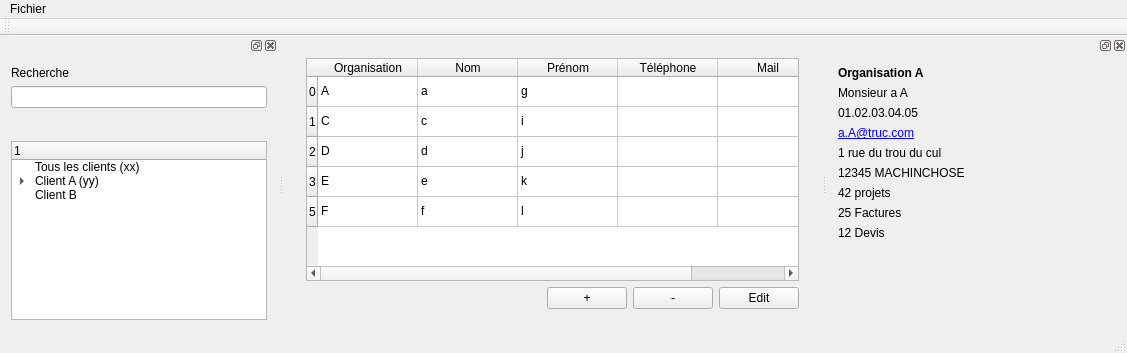
Qt form src/mainwindow.ui (FACT-Team/FactDev) before a commit.
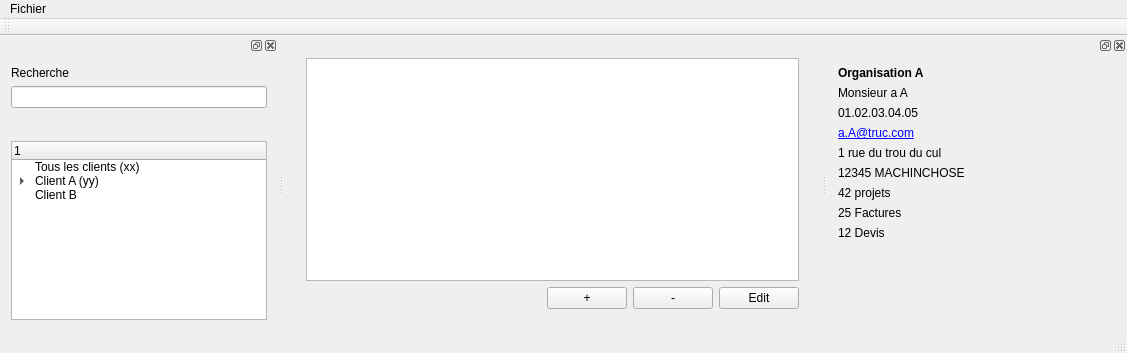
The same form after that commit.

Commit message: Printing of customers in the table of customers

```diff
--- a/src/mainwindow.ui
+++ b/src/mainwindow.ui
@@ -7,7 +7,7 @@
     <x>0</x>
     <y>0</y>
     <width>1127</width>
-    <height>351</height>
+    <height>353</height>
    </rect>
   </property>
   <property name="windowTitle">
@@ -23,167 +23,25 @@
       <widget class="QWidget" name="page">
        <layout class="QGridLayout" name="gridLayout_3">
         <item row="1" column="0">
-         <widget class="QTableWidget" name="tableWidget">
-          <property name="selectionMode">
-           <enum>QAbstractItemView::SingleSelection</enum>
-          </property>
-          <property name="selectionBehavior">
-           <enum>QAbstractItemView::SelectRows</enum>
-          </property>
-          <row>
-           <property name="text">
-            <string>0</string>
-           </property>
-          </row>
-          <row>
-           <property name="text">
-            <string>1</string>
-           </property>
-          </row>
-          <row>
-           <property name="text">
-            <string>2</string>
-           </property>
-          </row>
-          <row>
-           <property name="text">
-            <string>3</string>
-           </property>
-          </row>
-          <row>
-           <property name="text">
-            <string>5</string>
-           </property>
-          </row>
-          <column>
-           <property name="text">
-            <string>Organisation</string>
-           </property>
-          </column>
-          <column>
-           <property name="text">
-            <string>Nom</string>
-           </property>
-          </column>
-          <column>
-           <property name="text">
-            <string>Prénom</string>
-           </property>
-          </column>
-          <column>
-           <property name="text">
-            <string>Téléphone</string>
-           </property>
-          </column>
-          <column>
-           <property name="text">
-            <string>Mail</string>
-           </property>
-          </column>
-          <item row="0" column="0">
-           <property name="text">
-            <string>A</string>
-           </property>
-          </item>
-          <item row="0" column="1">
-           <property name="text">
-            <string>a</string>
-           </property>
-          </item>
-          <item row="0" column="2">
-           <property name="text">
-            <string>g</string>
-           </property>
-          </item>
-          <item row="1" column="0">
-           <property name="text">
-            <string>C</string>
-           </property>
-          </item>
-          <item row="1" column="1">
-           <property name="text">
-            <string>c</string>
-           </property>
-          </item>
-          <item row="1" column="2">
-           <property name="text">
-            <string>i</string>
-           </property>
-          </item>
-          <item row="2" column="0">
-           <property name="text">
-            <string>D</string>
-           </property>
-          </item>
-          <item row="2" column="1">
-           <property name="text">
-            <string>d</string>
-           </property>
-          </item>
-          <item row="2" column="2">
-           <property name="text">
-            <string>j</string>
-           </property>
-          </item>
-          <item row="3" column="0">
-           <property name="text">
-            <string>E</string>
-           </property>
-          </item>
-          <item row="3" column="1">
-           <property name="text">
-            <string>e</string>
-           </property>
-          </item>
-          <item row="3" column="2">
-           <property name="text">
-            <string>k</string>
-           </property>
-          </item>
-          <item row="4" column="0">
-           <property name="text">
-            <string>F</string>
-           </property>
-          </item>
-          <item row="4" column="1">
-           <property name="text">
-            <string>f</string>
-           </property>
-          </item>
-          <item row="4" column="2">
-           <property name="text">
-            <string>l</string>
-           </property>
-          </item>
-         </widget>
-        </item>
-        <item row="2" column="0">
          <layout class="QGridLayout" name="gridLayout_12">
           <property name="bottomMargin">
            <number>0</number>
           </property>
-          <item row="0" column="1">
+          <item row="1" column="1">
            <widget class="QPushButton" name="btnAddCustomer">
             <property name="text">
              <string>+</string>
             </property>
            </widget>
           </item>
-          <item row="0" column="3">
-           <widget class="QPushButton" name="pushButton_3">
-            <property name="text">
-             <string>Edit</string>
-            </property>
-           </widget>
-          </item>
-          <item row="0" column="2">
+          <item row="1" column="2">
            <widget class="QPushButton" name="pushButton_2">
             <property name="text">
              <string>-</string>
             </property>
            </widget>
           </item>
-          <item row="0" column="0">
+          <item row="1" column="0">
            <spacer name="horizontalSpacer">
             <property name="orientation">
              <enum>Qt::Horizontal</enum>
@@ -196,6 +54,16 @@
             </property>
            </spacer>
           </item>
+          <item row="1" column="3">
+           <widget class="QPushButton" name="pushButton_3">
+            <property name="text">
+             <string>Edit</string>
+            </property>
+           </widget>
+          </item>
+          <item row="0" column="0" colspan="4">
+           <widget class="QTableView" name="tblCustomers"/>
+          </item>
          </layout>
         </item>
        </layout>
@@ -211,7 +79,7 @@
      <x>0</x>
      <y>0</y>
      <width>1127</width>
-     <height>22</height>
+     <height>19</height>
     </rect>
    </property>
    <widget class="QMenu" name="menuFichier">
```
The commit also changes 3 other files.
